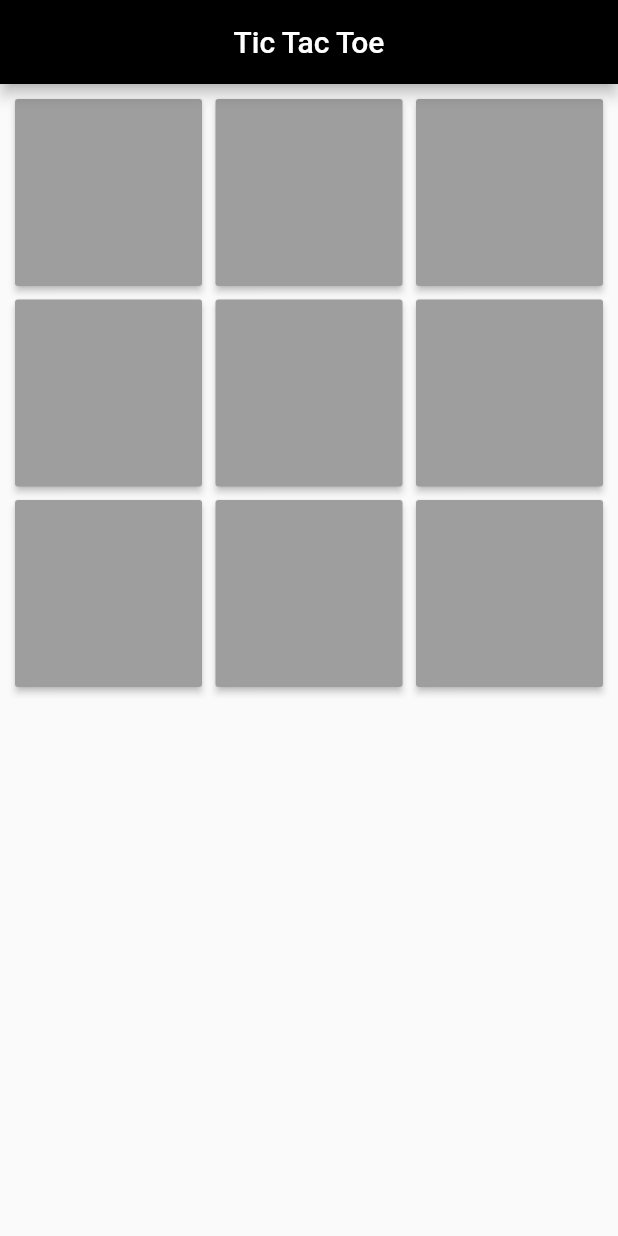
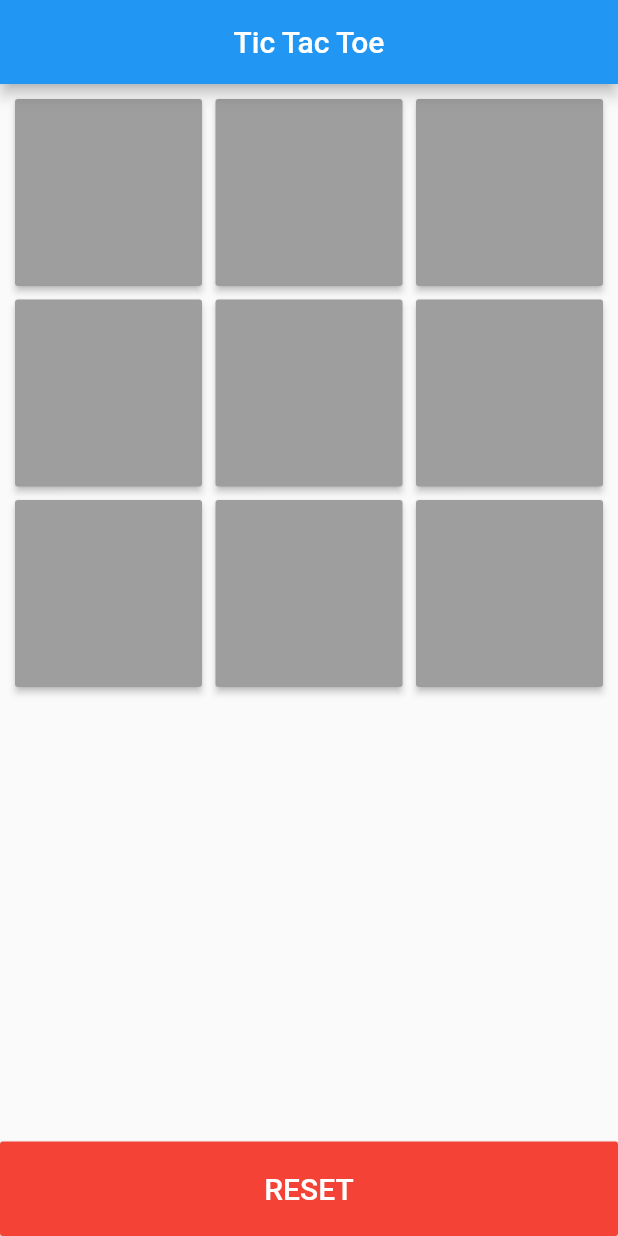
Before and after one commit to pratikstemkar/TicTacToe, a Flutter app: the screen it shows after launch, on a phone screen of 412 x 824 dp. Run offline on Flutter 3.47's test engine with Material 2 defaults, Android fonts, the phone set to English and light mode, and no system bars.

Commit message:
RESET button added

```diff
--- a/lib/home_page.dart
+++ b/lib/home_page.dart
@@ -47,7 +47,7 @@ class _HomePageState extends State<HomePage> {
         player1.add(gb.id);
       } else {
         gb.text = "O";
-        gb.bg = Colors.black;
+        gb.bg = Colors.blue;
         activePlayer = 1;
         player2.add(gb.id);
       }
@@ -152,7 +152,12 @@ class _HomePageState extends State<HomePage> {
         title: Text('Tic Tac Toe'),
         centerTitle: true,
       ),
-      body: GridView.builder(
+      body: Column(
+        mainAxisAlignment: MainAxisAlignment.start,
+        crossAxisAlignment: CrossAxisAlignment.stretch,
+        children: <Widget>[
+          Expanded(
+            child: GridView.builder(
               padding: const EdgeInsets.all(10.0),
               gridDelegate: SliverGridDelegateWithFixedCrossAxisCount(
                 crossAxisCount: 3,
@@ -166,8 +171,9 @@ class _HomePageState extends State<HomePage> {
                 height: 100,
                 child: RaisedButton(
                   padding: const EdgeInsets.all(8.0),
-            onPressed:
-                buttonsList[i].enabled ? () => playGame(buttonsList[i]) : null,
+                  onPressed: buttonsList[i].enabled
+                      ? () => playGame(buttonsList[i])
+                      : null,
                   child: Text(
                     buttonsList[i].text,
                     style: TextStyle(color: Colors.white, fontSize: 20.0),
@@ -177,6 +183,18 @@ class _HomePageState extends State<HomePage> {
                 ),
               ),
             ),
+          ),
+          RaisedButton(
+            child: Text(
+              "RESET",
+              style: TextStyle(color: Colors.white, fontSize: 20.0),
+            ),
+            color: Colors.red,
+            padding: const EdgeInsets.all(20.0),
+            onPressed: resetGame,
+          ),
+        ],
+      ),
     );
   }
 }
--- a/lib/main.dart
+++ b/lib/main.dart
@@ -7,7 +7,9 @@ class MyApp extends StatelessWidget {
   @override
   Widget build(BuildContext context) {
     return MaterialApp(
-      theme: ThemeData(primaryColor: Colors.black),
+      theme: ThemeData(
+        primaryColor: Colors.blue,
+      ),
       home: HomePage(),
     );
   }
```
Lines whose indentation alone changed are shown as unchanged.
